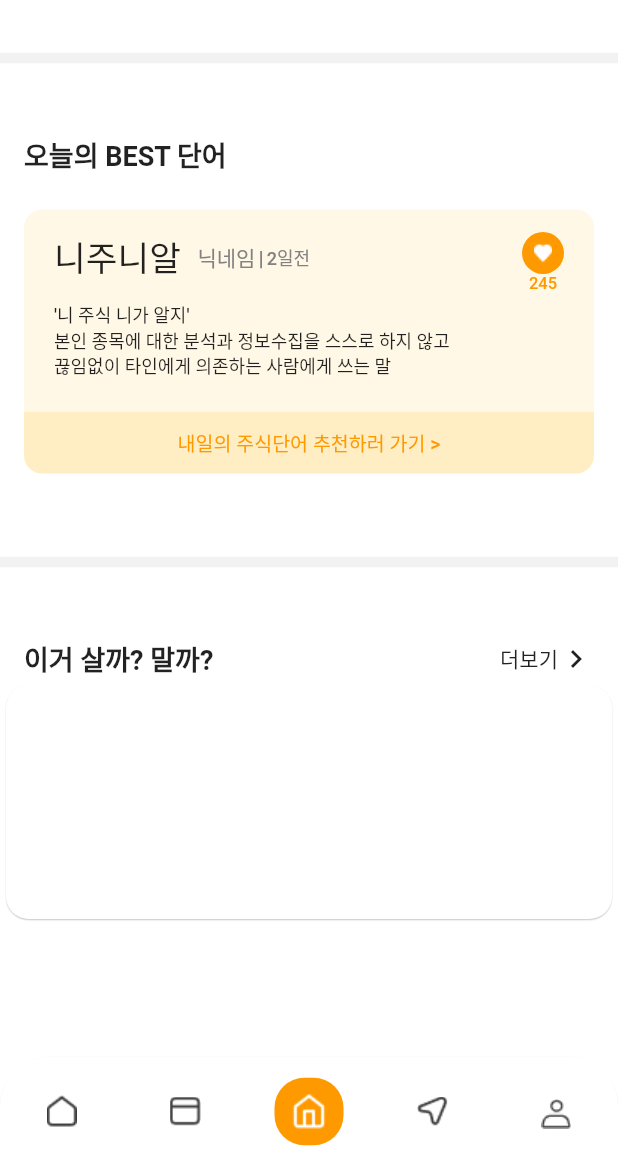
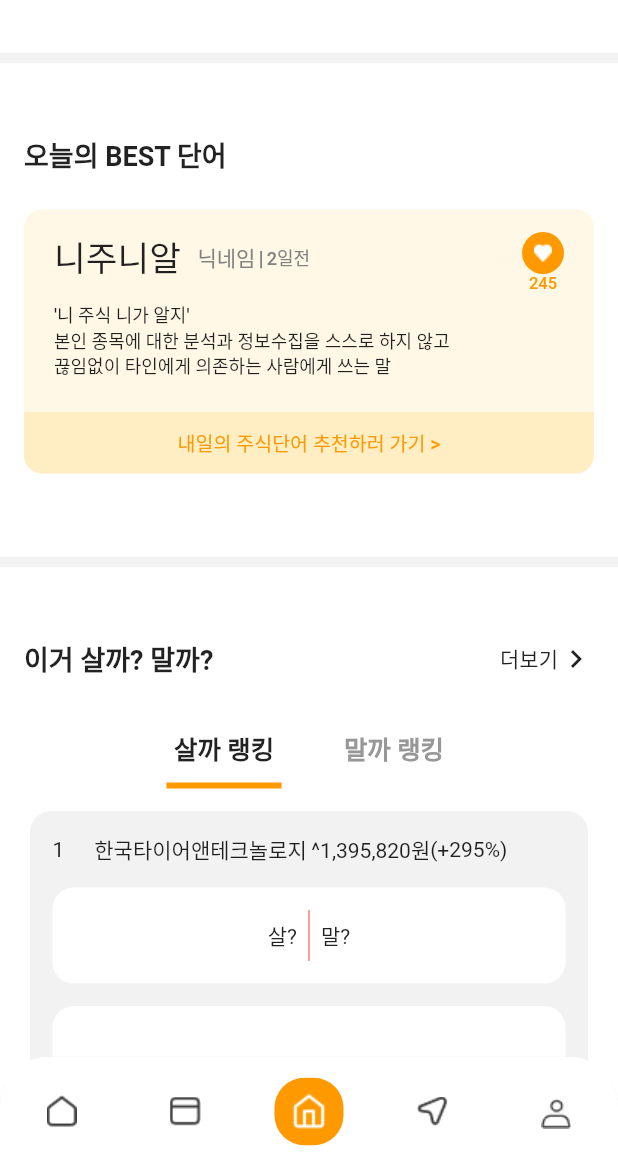
Before and after one commit to Fun-d-6th-Stock-King/should-have-bought-app, a Flutter app: the screen it shows after launch, scrolled down 1432 dp, on a phone screen of 412 x 824 dp, the part 62-1236 px from its top. Run offline on Flutter 3.47's test engine with Material 2 defaults, Android fonts, the phone set to English and light mode, and no system bars; our stand-ins replace auto_size_text, carousel_slider, emoji_picker_flutter, firebase_auth, firebase_core, flutter_dotenv and 5 more; missing offline and left inert: kakao_flutter_sdk; accounts and stored records are empty; network calls fail.

Commit message:
와이어프레임 추가

```diff
--- a/lib/screens/main/main_screen.dart
+++ b/lib/screens/main/main_screen.dart
@@ -7,6 +7,7 @@ import 'package:should_have_bought_app/widgets/appbar/default_appbar.dart';
 import 'package:should_have_bought_app/widgets/hey_you_too/hey_you_too.dart';
 import 'package:should_have_bought_app/widgets/main/current_stock_price_widget.dart';
 import 'package:should_have_bought_app/widgets/main/header_widget.dart';
+import 'package:should_have_bought_app/widgets/main/this_buy_or_not_widget.dart';
 import 'package:should_have_bought_app/widgets/today_word/today_word_best.dart';
 
 class MainScreen extends StatefulWidget {
@@ -52,10 +53,7 @@ class _MainScreenState extends State<MainScreen> {
                 crossAxisAlignment: CrossAxisAlignment.start,
                 children: [
                   Frame(child: HeaderWidget()),
-                  SizedBox(
-                    height: 21,
-                  ),
-                  // add 계산기
+                  SizedBox(height: 21), // add 계산기
                   Frame(
                     child: Row(
                       mainAxisAlignment: MainAxisAlignment.end,
@@ -70,47 +68,17 @@ class _MainScreenState extends State<MainScreen> {
                       ],
                     ),
                   ),
-                  SizedBox(
-                    height: 7,
-                  ),
+                  SizedBox(height: 7,),
                   Frame(child: CalculatorWidget()),
-                  SizedBox(
-                    height: 50,
-                  ),
+                  SizedBox(height: 50),
                   Divider(thickness: 7, color:Color(0xFFF2F2F2)),
-                  SizedBox(
-                    height: 43,
-                  ),
-                  Frame(
-                    child: Row(
-                      mainAxisAlignment: MainAxisAlignment.spaceBetween,
-                      children: [
-                        Text(
-                          "그때 살걸... 야, 너두?",
-                          style: TextStyle(
-                            fontSize: 18,
-                            fontWeight: FontWeight.w700,
-                          ),
-                        ),
-                        Row(
-                          children: <Widget>[
-                            Text('더보기'),
-                            Icon(Icons.keyboard_arrow_right_outlined),
-                          ],
-                        )
-                        //Icon(Icons.fiber_manual_record_rounded, color: Color(0xFF828282))
-                      ],
-                    ),
-                  ),
+                  SizedBox(height: 43),
+                  Frame(child: MainTitle(title: "그때 살걸... 야, 너두?",more: (){}),),
                   SizedBox(height: 16),
                   HeyYouToo(),
-                  SizedBox(
-                    height: 50,
-                  ),
+                  SizedBox(height: 50),
                   Divider(thickness: 7, color:Color(0xFFF2F2F2)),
-                  SizedBox(
-                    height: 43,
-                  ),
+                  SizedBox(height: 43),
                   Frame(
                     child: Row(
                       mainAxisAlignment: MainAxisAlignment.spaceBetween,
@@ -148,60 +116,18 @@ class _MainScreenState extends State<MainScreen> {
                     ),
                   ),
                   CurrentStockPriceWidget(),
-                  SizedBox(
-                    height: 50,
-                  ),
+                  SizedBox(height: 50),
                   Divider(thickness: 7, color:Color(0xFFF2F2F2)),
-                  SizedBox(
-                    height: 43,
-                  ),
-                  Frame(
-                    child: Row(
-                      mainAxisAlignment: MainAxisAlignment.spaceBetween,
-                      children: [
-                        Text(
-                          "오늘의 BEST 단어",
-                          style: TextStyle(
-                            fontSize: 18,
-                            fontWeight: FontWeight.w700,
-                          ),
-                        ),
-                        //Icon(Icons.fiber_manual_record_rounded, color: Color(0xFF828282))
-                      ],
-                    ),
-                  ),
-                  SizedBox(
-                    height: 23,
-                  ),
+                  SizedBox(height: 43),
+                  Frame(child: MainTitle(title: "오늘의 BEST 단어")),
+                  SizedBox(height: 23),
                   Frame(child: TodayWordBest()),
-                  SizedBox(
-                    height: 51,
-                  ),
+                  SizedBox(height: 51),
                   Divider(thickness: 7, color:Color(0xFFF2F2F2)),
-                  SizedBox(
-                    height: 43,
-                  ),
-                  Frame(
-                    child: Row(
-                      mainAxisAlignment: MainAxisAlignment.spaceBetween,
-                      children: [
-                        Text(
-                          "이거 살까? 말까?",
-                          style: TextStyle(
-                            fontSize: 18,
-                            fontWeight: FontWeight.w700,
-                          ),
-                        ),
-                        Row(
-                          children: <Widget>[
-                            Text('더보기'),
-                            Icon(Icons.keyboard_arrow_right_outlined),
-                          ],
-                        )
-                        //Icon(Icons.fiber_manual_record_rounded, color: Color(0xFF828282))
-                      ],
-                    ),
-                  ),
+                  SizedBox(height: 43),
+                  Frame(child: MainTitle(title: "이거 살까? 말까?",more: (){})),
+                  SizedBox(height: 23),
+                  ThisBuyOrNotWidget(),
                   SizedBox(
                       height: 164,
                       child: Card(
@@ -230,6 +156,34 @@ class _MainScreenState extends State<MainScreen> {
   }
 }
 
+
+class MainTitle extends StatelessWidget {
+  final String title;
+  final VoidCallback more;
+  MainTitle({@required this.title, this.more});
+  @override
+  Widget build(BuildContext context) {
+    return Row(
+      mainAxisAlignment: MainAxisAlignment.spaceBetween,
+      children: [
+        Text(
+          title ?? '',
+          style: TextStyle(
+            fontSize: 18,
+            fontWeight: FontWeight.w700,
+          ),
+        ),
+        more == null ? Row() :Row(
+          children: <Widget>[
+            Text('더보기'),
+            Icon(Icons.keyboard_arrow_right_outlined),
+          ],
+        )
+        //Icon(Icons.fiber_manual_record_rounded, color: Color(0xFF828282))
+      ],
+    );
+  }
+}
 class Frame extends StatelessWidget {
   final Widget child;
   Frame({@required this.child});
--- a/lib/widgets/buy_or_not/how_to_bought_then_widget.dart
+++ b/lib/widgets/buy_or_not/how_to_bought_then_widget.dart
@@ -161,7 +161,8 @@ class _CreateHowToBoughtThenWidgetState extends State<HowToBoughtThenWidget> {
                           children: [
                             Text(
                               '그때 샀으면 지금 얼마게?',
-                              style: TextStyle(
+                              style: TextStyle
+                                (
                                   fontWeight: FontWeight.w500,
                                   fontSize: 15,
                                   color: Colors.white),
--- /dev/null
+++ b/lib/widgets/main/this_buy_or_not_widget.dart
@@ -0,0 +1,127 @@
+import 'package:flutter/material.dart';
+import 'package:should_have_bought_app/constant.dart';
+
+class ThisBuyOrNotWidget extends StatefulWidget {
+  @override
+  _CreateThisBuyOrNotWidgetState createState() =>
+      _CreateThisBuyOrNotWidgetState();
+}
+
+class _CreateThisBuyOrNotWidgetState extends State<ThisBuyOrNotWidget> {
+  @override
+  Widget build(BuildContext context) {
+    return DefaultTabController(
+        length: 2, // length of tabs
+        initialIndex: 0,
+        child: Column(children: <Widget>[
+          Container(
+            width: MediaQuery.of(context).size.width * 0.55,
+            child: TabBar(
+              indicatorSize: TabBarIndicatorSize.label,
+              indicatorColor: mainColor,
+              indicatorWeight: 4,
+              labelStyle: tabTitleStyle,
+              unselectedLabelColor: Color(0xFF979797),
+              tabs: [
+                Padding(
+                  padding: const EdgeInsets.symmetric(horizontal: 5),
+                  child: Tab(text: '살까 랭킹'),
+                ),
+                Padding(
+                  padding: const EdgeInsets.symmetric(horizontal: 5),
+                  child: Tab(text: '말까 랭킹'),
+                ),
+              ],
+            ),
+          ),
+          SizedBox(height: 15),
+          Container(
+              height: 600,
+              child: TabBarView(children: <Widget>[
+                BuyRanking(),
+                Container(
+                  child: Center(
+                    child: Text('Display Tab 2',
+                        style: TextStyle(
+                            fontSize: 22, fontWeight: FontWeight.bold)),
+                  ),
+                ),
+              ]))
+        ]));
+  }
+}
+
+const tabTitleStyle = TextStyle(
+  fontWeight: FontWeight.bold,
+  fontSize: 17,
+  height: 25 / 17,
+);
+
+class BuyRanking extends StatelessWidget {
+  @override
+  Widget build(BuildContext context) {
+    return Padding(
+      padding: const EdgeInsets.symmetric(horizontal: 20),
+      child: Column(
+        children: [
+          Container(
+              decoration: BoxDecoration(
+                borderRadius: BorderRadius.circular(14.0),
+                color: Color(0xFFF2F2F2),
+              ),
+              child: Padding(
+                padding: const EdgeInsets.all(15.0),
+                child: Column(
+                  children: [
+                    Row(
+                      children: [
+                        Text('1'),
+                        SizedBox(width: 20),
+                        Text('한국타이어앤테크놀로지'),
+                        SizedBox(width: 3),
+                        Text('^'),
+                        Text('1,395,820원'),
+                        Text('(+295%)'),
+                      ],
+                    ),
+                    SizedBox(height: 15),
+                    Container(
+                      padding: EdgeInsets.all(15),
+                      decoration: BoxDecoration(
+                        borderRadius: BorderRadius.circular(14.0),
+                        color: Colors.white,
+                      ),
+                      child: Row(
+                        mainAxisAlignment: MainAxisAlignment.center,
+                        children: [
+                          Text('살?'),
+                          Container(height: 34, child: VerticalDivider(color: Colors.red)),
+                          Text('말?')
+                        ],
+                      ),
+                    ),
+                    SizedBox(height: 15),
+                    Container(
+                      height: 105,
+                      padding: EdgeInsets.all(15),
+                      decoration: BoxDecoration(
+                        borderRadius: BorderRadius.circular(14.0),
+                        color: Colors.white,
+                      ),
+                      child: Row(
+                        mainAxisAlignment: MainAxisAlignment.center,
+                        children: [
+                          Text('살?'),
+                          Container(height: 34, child: VerticalDivider(color: Colors.red)),
+                          Text('말?')
+                        ],
+                      ),
+                    )
+                  ],
+                ),
+              )),
+        ],
+      ),
+    );
+  }
+}
```
